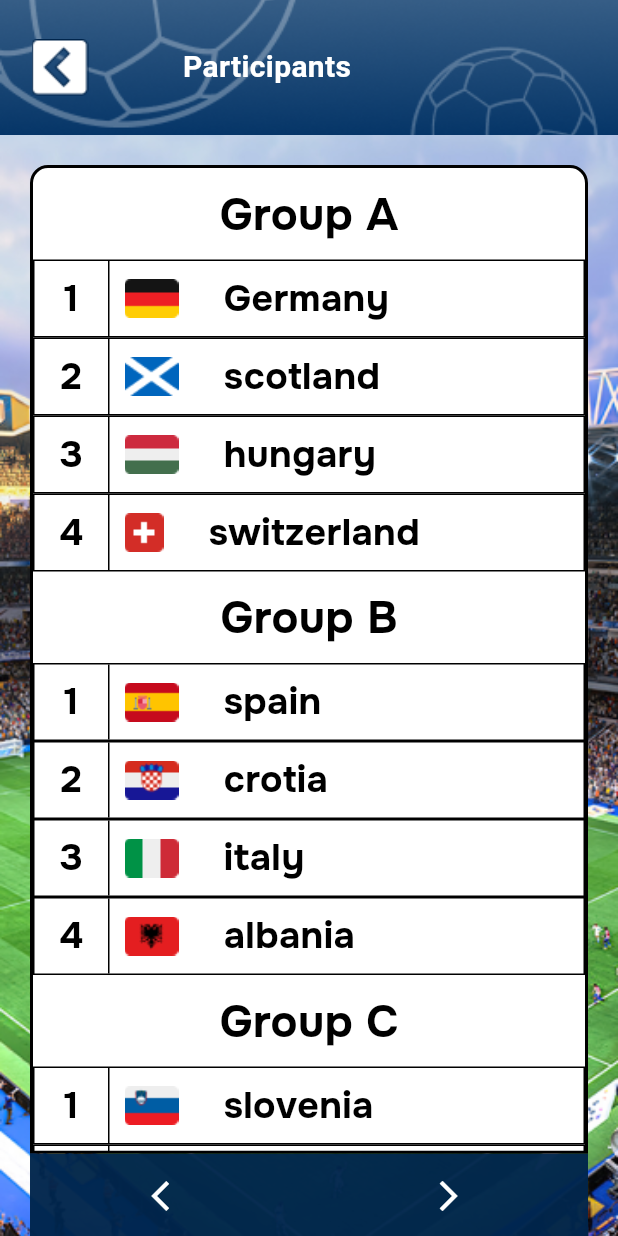
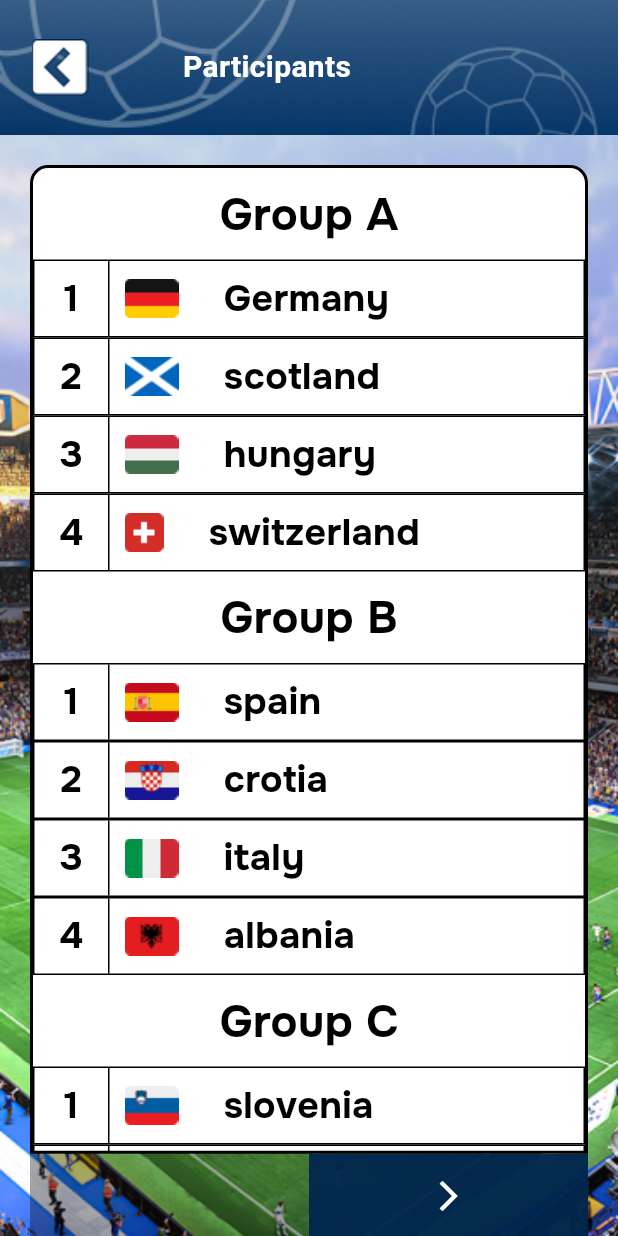
Before and after one commit to Mekdim12/Sport-Events-Game-Mobile-App, a Flutter app: the ParticipantsWidget screen opened directly, on a phone screen of 412 x 824 dp. Run offline on Flutter 3.47's test engine with Material 3 defaults, Android fonts, the phone set to English and light mode, and no system bars; our stand-ins replace google_fonts.

Commit message:
make the list of participants list to be dynamic for pagination

```diff
--- a/lib/screens/participants_screen.dart
+++ b/lib/screens/participants_screen.dart
@@ -1,5 +1,4 @@
 import 'package:flutter/material.dart';
-import 'package:flutter/widgets.dart';
 import '../components/nav_bar_header_with_button.dart';
 import '../screens/home_screen.dart';
 import '../components/custom_table.dart';
@@ -14,10 +13,191 @@ class ParticipantsWidget extends StatefulWidget {
 class _ParticipantsWidgetState extends State<ParticipantsWidget> {
   bool isNextButtonDisabled = false;
   bool isPreviousButtonDisabled = false;
+  int _currentIndex = 0;
+  final List<List> pagesItems = [
+    const [
+      CustomTable({
+        'label': 'Group A',
+        'border_radius': BorderRadius.only(
+            topLeft: Radius.circular(10), topRight: Radius.circular(10)),
+        'padding': 10.0
+      }, 61, true),
+      CustomTable({
+        'items': [
+          {
+            'flag_icon': AssetImage('assets/icons/flags/germany.png'),
+            'team_name': 'Germany'
+          },
+          {
+            'flag_icon': AssetImage('assets/icons/flags/scotland.png'),
+            'team_name': 'scotland'
+          },
+          {
+            'flag_icon': AssetImage('assets/icons/flags/hungary.png'),
+            'team_name': 'hungary'
+          },
+          {
+            'flag_icon': AssetImage('assets/icons/flags/switzerland.png'),
+            'team_name': 'switzerland'
+          },
+        ],
+        'border_radius': BorderRadius.zero,
+        'padding': 10.0
+      }, 61, false),
+      CustomTable({
+        'label': 'Group B',
+        'border_radius': BorderRadius.only(
+            topLeft: Radius.circular(10), topRight: Radius.circular(10)),
+        'padding': 10.0
+      }, 61, true),
+      CustomTable({
+        'items': [
+          {
+            'flag_icon': AssetImage('assets/icons/flags/spain.png'),
+            'team_name': 'spain'
+          },
+          {
+            'flag_icon': AssetImage('assets/icons/flags/crotia.png'),
+            'team_name': 'crotia'
+          },
+          {
+            'flag_icon': AssetImage('assets/icons/flags/italy.png'),
+            'team_name': 'italy'
+          },
+          {
+            'flag_icon': AssetImage('assets/icons/flags/albania.png'),
+            'team_name': 'albania'
+          },
+        ],
+        'border_radius': BorderRadius.zero,
+        'padding': 10.0
+      }, 61, false),
+      CustomTable({
+        'label': 'Group C',
+        'border_radius': BorderRadius.only(
+            topLeft: Radius.circular(10), topRight: Radius.circular(10)),
+        'padding': 10.0
+      }, 61, true),
+      CustomTable({
+        'items': [
+          {
+            'flag_icon': AssetImage('assets/icons/flags/slovenia.png'),
+            'team_name': 'slovenia'
+          },
+          {
+            'flag_icon': AssetImage('assets/icons/flags/denmark.png'),
+            'team_name': 'denmark'
+          },
+          {
+            'flag_icon': AssetImage('assets/icons/flags/serbia.png'),
+            'team_name': 'serbia'
+          },
+          {
+            'flag_icon': AssetImage('assets/icons/flags/england.png'),
+            'team_name': 'england'
+          },
+        ],
+        'border_radius': BorderRadius.zero,
+        'padding': 10.0
+      }, 61, false),
+    ],
+    const [
+      CustomTable({
+        'label': 'Group D',
+        'border_radius': BorderRadius.only(
+            topLeft: Radius.circular(10), topRight: Radius.circular(10)),
+        'padding': 10.0
+      }, 61, true),
+      CustomTable({
+        'items': [
+          {
+            'flag_icon': AssetImage('assets/icons/flags/netherlands.png'),
+            'team_name': 'netherlands'
+          },
+          {
+            'flag_icon': AssetImage('assets/icons/flags/austria.png'),
+            'team_name': 'austria'
+          },
+          {
+            'flag_icon': AssetImage('assets/icons/flags/france.png'),
+            'team_name': 'france'
+          },
+        ],
+        'border_radius': BorderRadius.zero,
+        'padding': 10.0
+      }, 61, false),
+      CustomTable({
+        'label': 'Group E',
+        'border_radius': BorderRadius.only(
+            topLeft: Radius.circular(10), topRight: Radius.circular(10)),
+        'padding': 10.0
+      }, 61, true),
+      CustomTable({
+        'items': [
+          {
+            'flag_icon': AssetImage('assets/icons/flags/belgium.png'),
+            'team_name': 'belgium'
+          },
+          {
+            'flag_icon': AssetImage('assets/icons/flags/slovakia.png'),
+            'team_name': 'slovakia'
+          },
+          {
+            'flag_icon': AssetImage('assets/icons/flags/romania.png'),
+            'team_name': 'romania'
+          },
+        ],
+        'border_radius': BorderRadius.zero,
+        'padding': 10.0
+      }, 61, false),
+      CustomTable({
+        'label': 'Group F',
+        'border_radius': BorderRadius.only(
+            topLeft: Radius.circular(10), topRight: Radius.circular(10)),
+        'padding': 10.0
+      }, 61, true),
+      CustomTable({
+        'items': [
+          {
+            'flag_icon': AssetImage('assets/icons/flags/turkey.png'),
+            'team_name': 'turkey'
+          },
+          {
+            'flag_icon': AssetImage('assets/icons/flags/portugal.png'),
+            'team_name': 'portugal'
+          },
+          {
+            'flag_icon': AssetImage('assets/icons/flags/czech.png'),
+            'team_name': 'czech'
+          },
+        ],
+        'border_radius': BorderRadius.zero,
+        'padding': 10.0
+      }, 61, false),
+    ]
+  ];
+
+  //  override init state method
+  @override
+  void initState() {
+    _currentIndex = 0;
+    isPreviousButtonDisabled = true;
+    isNextButtonDisabled = false;
+
+    setState(() {
+      _currentIndex;
+      isPreviousButtonDisabled;
+      isNextButtonDisabled;
+    });
+
+    super.initState();
+  }
+
   @override
   Widget build(BuildContext context) {
     final double screenWidth = MediaQuery.of(context).size.width;
     final double screenHeight = MediaQuery.of(context).size.height;
+
     return Scaffold(
       body: Stack(
         children: [
@@ -54,108 +234,10 @@ class _ParticipantsWidgetState extends State<ParticipantsWidget> {
                             topRight: Radius.circular(12))),
                     height: screenHeight * 0.8,
                     margin: const EdgeInsets.symmetric(horizontal: 20),
-                    child: const SingleChildScrollView(
+                    child: SingleChildScrollView(
                       child: Column(
                         children: [
-                          CustomTable({
-                            'label': 'Group A',
-                            'border_radius': BorderRadius.only(
-                                topLeft: Radius.circular(10),
-                                topRight: Radius.circular(10)),
-                            'padding': 10.0
-                          }, 61, true),
-                          CustomTable({
-                            'items': [
-                              {
-                                'flag_icon': AssetImage(
-                                    'assets/icons/flags/germany.png'),
-                                'team_name': 'Germany'
-                              },
-                              {
-                                'flag_icon': AssetImage(
-                                    'assets/icons/flags/scotland.png'),
-                                'team_name': 'scotland'
-                              },
-                              {
-                                'flag_icon': AssetImage(
-                                    'assets/icons/flags/hungary.png'),
-                                'team_name': 'hungary'
-                              },
-                              {
-                                'flag_icon': AssetImage(
-                                    'assets/icons/flags/switzerland.png'),
-                                'team_name': 'switzerland'
-                              },
-                            ],
-                            'border_radius': BorderRadius.zero,
-                            'padding': 10.0
-                          }, 61, false),
-                          CustomTable({
-                            'label': 'Group B',
-                            'border_radius': BorderRadius.only(
-                                topLeft: Radius.circular(10),
-                                topRight: Radius.circular(10)),
-                            'padding': 10.0
-                          }, 61, true),
-                          CustomTable({
-                            'items': [
-                              {
-                                'flag_icon':
-                                    AssetImage('assets/icons/flags/spain.png'),
-                                'team_name': 'spain'
-                              },
-                              {
-                                'flag_icon':
-                                    AssetImage('assets/icons/flags/crotia.png'),
-                                'team_name': 'crotia'
-                              },
-                              {
-                                'flag_icon':
-                                    AssetImage('assets/icons/flags/italy.png'),
-                                'team_name': 'italy'
-                              },
-                              {
-                                'flag_icon': AssetImage(
-                                    'assets/icons/flags/albania.png'),
-                                'team_name': 'albania'
-                              },
-                            ],
-                            'border_radius': BorderRadius.zero,
-                            'padding': 10.0
-                          }, 61, false),
-                          CustomTable({
-                            'label': 'Group C',
-                            'border_radius': BorderRadius.only(
-                                topLeft: Radius.circular(10),
-                                topRight: Radius.circular(10)),
-                            'padding': 10.0
-                          }, 61, true),
-                          CustomTable({
-                            'items': [
-                              {
-                                'flag_icon': AssetImage(
-                                    'assets/icons/flags/slovenia.png'),
-                                'team_name': 'slovenia'
-                              },
-                              {
-                                'flag_icon': AssetImage(
-                                    'assets/icons/flags/denmark.png'),
-                                'team_name': 'denmark'
-                              },
-                              {
-                                'flag_icon':
-                                    AssetImage('assets/icons/flags/serbia.png'),
-                                'team_name': 'serbia'
-                              },
-                              {
-                                'flag_icon': AssetImage(
-                                    'assets/icons/flags/england.png'),
-                                'team_name': 'england'
-                              },
-                            ],
-                            'border_radius': BorderRadius.zero,
-                            'padding': 10.0
-                          }, 61, false),
+                          ...pagesItems[0],
                         ],
                       ),
                     ),
```
